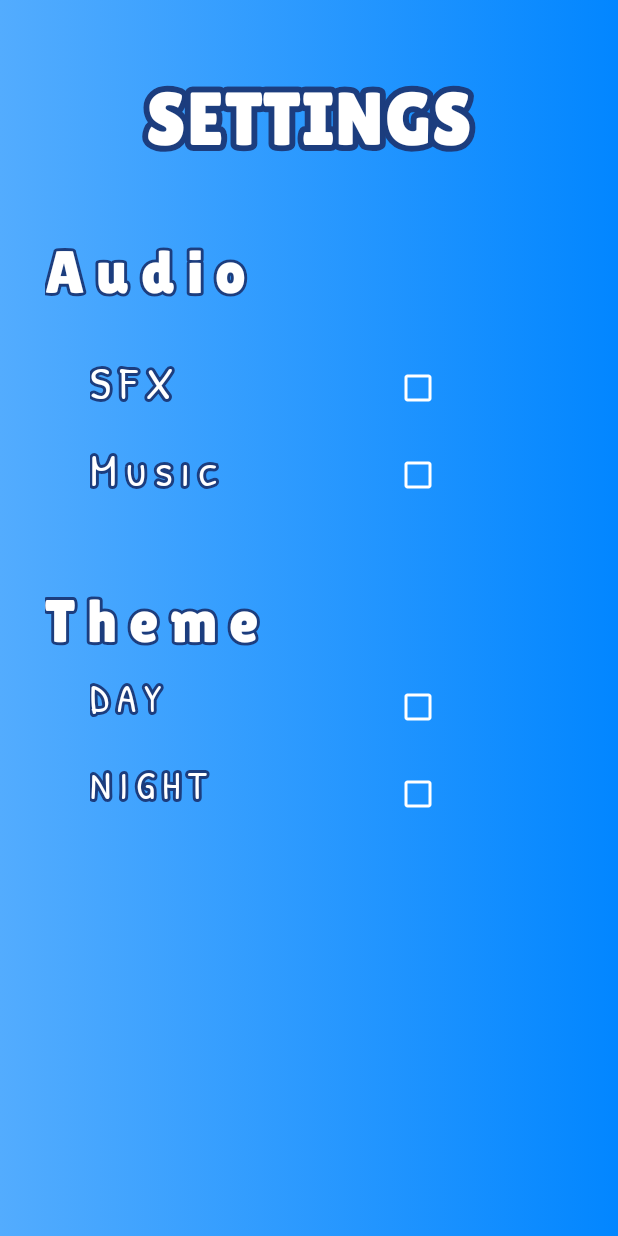
After one commit to Scoopdiddy-whoop/MOBDEVE, an Android app: the layout settings.xml on its own in the app's theme, with its tools: preview values and no code run, on a phone screen of 412 x 824 dp. The commit adds this screen. Run offline under Robolectric (Android 15) with nearby library versions, the phone set to English and light mode, and no system bars.

Commit message:
added settings and assets

```diff
--- /dev/null
+++ b/app/src/main/res/drawable/settings_bg.xml
@@ -0,0 +1,14 @@
+<?xml version="1.0" encoding="utf-8"?>
+<selector xmlns:android="http://schemas.android.com/apk/res/android">
+    <item android:bottom="15px">
+
+        <shape  android:shape="rectangle">
+            <gradient
+                android:startColor="#53ACFE"
+                android:endColor="#0286FF"
+                />
+        </shape>
+
+    </item>
+
+</selector>
--- /dev/null
+++ b/app/src/main/res/layout/settings.xml
@@ -0,0 +1,258 @@
+<?xml version="1.0" encoding="utf-8"?>
+<androidx.constraintlayout.widget.ConstraintLayout xmlns:android="http://schemas.android.com/apk/res/android"
+    android:layout_width="match_parent"
+    android:layout_height="match_parent"
+    xmlns:app="http://schemas.android.com/apk/res-auto"
+    android:background="@drawable/settings_bg">
+
+    <com.mobdeve.s18.cuevas.alfonso.legitcheckers.TextViewOutline
+        android:id="@+id/tv_title"
+        android:layout_width="match_parent"
+        android:layout_height="wrap_content"
+        app:layout_constraintTop_toTopOf="parent"
+        app:layout_constraintLeft_toLeftOf="parent"
+        app:layout_constraintRight_toRightOf="parent"
+
+        android:gravity="center"
+        android:layout_marginTop="50dp"
+
+        android:text="SETTINGS"
+        android:textSize="50sp"
+        app:outlineSize="8dp"
+        app:outlineColor="@color/head_blue"
+        android:fontFamily="@font/lilitiaone"
+        android:letterSpacing="0.01"
+        android:textColor="@color/white"/>
+
+    <com.mobdeve.s18.cuevas.alfonso.legitcheckers.TextViewOutline
+        android:id="@+id/tv_audio"
+        android:layout_width="match_parent"
+        android:layout_height="wrap_content"
+        app:layout_constraintTop_toBottomOf="@id/tv_title"
+        app:layout_constraintLeft_toLeftOf="parent"
+        app:layout_constraintRight_toRightOf="parent"
+
+        android:gravity="start"
+        android:layout_marginTop="50dp"
+        android:layout_marginHorizontal="30dp"
+
+        android:text="Audio"
+        android:textSize="40sp"
+        app:outlineSize="4dp"
+        app:outlineColor="@color/head_blue"
+        android:fontFamily="@font/lilitiaone"
+        android:letterSpacing="0.2"
+        android:textColor="@color/white"/>
+
+    <LinearLayout
+        android:id="@+id/ll_sfx"
+        android:layout_width="match_parent"
+        android:layout_height="wrap_content"
+        app:layout_constraintTop_toBottomOf="@+id/tv_audio"
+        app:layout_constraintLeft_toLeftOf="parent"
+        app:layout_constraintRight_toRightOf="parent"
+        android:orientation="horizontal"
+        android:layout_marginVertical="30dp"
+        android:layout_marginHorizontal="60dp"
+        android:weightSum="2"
+
+        >
+
+        <com.mobdeve.s18.cuevas.alfonso.legitcheckers.TextViewOutline
+            android:layout_width="0dp"
+            android:layout_height="match_parent"
+            android:layout_weight="1"
+
+            android:fontFamily="@font/patrickhand"
+            android:text="SFX"
+            android:textSize="30sp"
+            android:textColor="@color/white"
+            app:outlineSize="4dp"
+            app:outlineColor="@color/head_blue"
+            android:letterSpacing="0.2"
+
+            android:gravity="start"/>
+
+        <CheckBox
+            android:id="@+id/cb_sfx"
+            android:layout_width="0dp"
+            android:layout_height="wrap_content"
+            android:layout_weight="1"
+            android:gravity="center"
+            android:layout_gravity="start"
+            android:buttonTint="@color/white"
+            />
+    </LinearLayout>
+
+    <LinearLayout
+        android:id="@+id/ll_music"
+        android:layout_width="match_parent"
+        android:layout_height="wrap_content"
+        app:layout_constraintTop_toBottomOf="@+id/ll_sfx"
+        app:layout_constraintLeft_toLeftOf="parent"
+        app:layout_constraintRight_toRightOf="parent"
+        android:orientation="horizontal"
+        android:layout_marginVertical="10dp"
+        android:layout_marginHorizontal="60dp"
+        android:weightSum="2"
+
+        >
+
+        <com.mobdeve.s18.cuevas.alfonso.legitcheckers.TextViewOutline
+            android:layout_width="0dp"
+            android:layout_height="match_parent"
+            android:layout_weight="1"
+
+            android:fontFamily="@font/patrickhand"
+            android:text="Music"
+            android:textSize="30sp"
+            android:textColor="@color/white"
+            app:outlineSize="4dp"
+            app:outlineColor="@color/head_blue"
+            android:letterSpacing="0.2"
+
+            android:gravity="start"/>
+
+        <CheckBox
+            android:id="@+id/cb_music"
+            android:layout_width="0dp"
+            android:layout_height="wrap_content"
+            android:layout_weight="1"
+            android:gravity="center"
+            android:layout_gravity="start"
+            android:buttonTint="@color/white"
+            />
+    </LinearLayout>
+
+    <com.mobdeve.s18.cuevas.alfonso.legitcheckers.TextViewOutline
+        android:id="@+id/tv_theme"
+        android:layout_width="match_parent"
+        android:layout_height="wrap_content"
+        app:layout_constraintTop_toBottomOf="@id/ll_music"
+        app:layout_constraintLeft_toLeftOf="parent"
+        app:layout_constraintRight_toRightOf="parent"
+
+        android:gravity="start"
+        android:layout_marginTop="50dp"
+        android:layout_marginHorizontal="30dp"
+
+        android:text="Theme"
+        android:textSize="40sp"
+        app:outlineSize="4dp"
+        app:outlineColor="@color/head_blue"
+        android:fontFamily="@font/lilitiaone"
+        android:letterSpacing="0.2"
+        android:textColor="@color/white"/>
+
+    <LinearLayout
+        android:id="@+id/ll_day"
+        android:layout_width="match_parent"
+        android:layout_height="wrap_content"
+        app:layout_constraintTop_toBottomOf="@+id/tv_theme"
+        app:layout_constraintLeft_toLeftOf="parent"
+        app:layout_constraintRight_toRightOf="parent"
+        android:orientation="horizontal"
+        android:layout_marginVertical="10dp"
+        android:layout_marginHorizontal="60dp"
+        android:weightSum="2"
+
+        >
+
+        <com.mobdeve.s18.cuevas.alfonso.legitcheckers.TextViewOutline
+            android:layout_width="0dp"
+            android:layout_height="match_parent"
+            android:layout_weight="1"
+
+            android:fontFamily="@font/patrickhand"
+            android:text="DAY"
+            android:textSize="26sp"
+            android:textColor="@color/white"
+            app:outlineSize="4dp"
+            app:outlineColor="@color/head_blue"
+            android:letterSpacing="0.2"
+
+            android:gravity="start"
+            android:layout_gravity="start"/>
+
+        <CheckBox
+            android:id="@+id/cb_day"
+            android:layout_width="0dp"
+            android:layout_height="wrap_content"
+            android:layout_weight="1"
+
+            android:gravity="center"
+            android:buttonTint="@color/white"
+            />
+    </LinearLayout>
+
+    <LinearLayout
+        android:id="@+id/ll_theme"
+        android:layout_width="match_parent"
+        android:layout_height="wrap_content"
+        app:layout_constraintTop_toBottomOf="@+id/ll_day"
+        app:layout_constraintLeft_toLeftOf="parent"
+        app:layout_constraintRight_toRightOf="parent"
+        android:orientation="horizontal"
+        android:layout_marginVertical="10dp"
+        android:layout_marginHorizontal="60dp"
+        android:weightSum="2"
+
+        >
+
+        <com.mobdeve.s18.cuevas.alfonso.legitcheckers.TextViewOutline
+            android:layout_width="0dp"
+            android:layout_height="match_parent"
+            android:layout_weight="1"
+
+            android:fontFamily="@font/patrickhand"
+            android:text="NIGHT"
+            android:textSize="26sp"
+            android:textColor="@color/white"
+            app:outlineSize="4dp"
+            app:outlineColor="@color/head_blue"
+            android:letterSpacing="0.2"
+
+            android:gravity="start" />
+
+        <CheckBox
+            android:id="@+id/cb_night"
+            android:layout_width="0dp"
+            android:layout_height="wrap_content"
+            android:layout_weight="1"
+
+            android:gravity="center"
+            android:layout_gravity="start"
+            android:buttonTint="@color/white"
+            />
+    </LinearLayout>
+
+
+
+
+
+
+
+
+    <!--    <com.mobdeve.s18.cuevas.alfonso.legitcheckers.TextViewOutline-->
+<!--        android:id="@+id/title"-->
+<!--        android:layout_width="match_parent"-->
+<!--        android:layout_height="wrap_content"-->
+<!--        android:layout_marginTop="50dp"-->
+<!--        android:fontFamily="@font/lilitiaone"-->
+<!--        android:gravity="center"-->
+<!--        android:letterSpacing="0.01"-->
+<!--        android:shadowColor="@color/head_blue"-->
+<!--        android:shadowDx="15"-->
+<!--        android:shadowDy="15"-->
+<!--        android:shadowRadius="0.1"-->
+<!--        android:text="LEGIT CHECKERS"-->
+<!--        android:textColor="@color/white"-->
+<!--        android:textSize="50sp"-->
+<!--        android:textStyle="bold"-->
+<!--        app:outlineColor="@color/head_blue"-->
+<!--        app:outlineSize="3dp"-->
+<!--        app:layout_constraintTop_toTopOf="parent"-->
+<!--        app:layout_constraintLeft_toLeftOf="parent"-->
+<!--        app:layout_constraintRight_toRightOf="parent"/>-->
+
+</androidx.constraintlayout.widget.ConstraintLayout>
--- a/app/src/main/res/values/colors.xml
+++ b/app/src/main/res/values/colors.xml
@@ -10,4 +10,6 @@
     <color name="dark_blue">#16799C</color>
     <color name="head_blue">#1C3D7E</color>
     <color name="button_blue">#0759A5</color>
+
+
 </resources>
```
Also changed, not shown: app/src/main/res/font/patrickhand.ttf (added).
